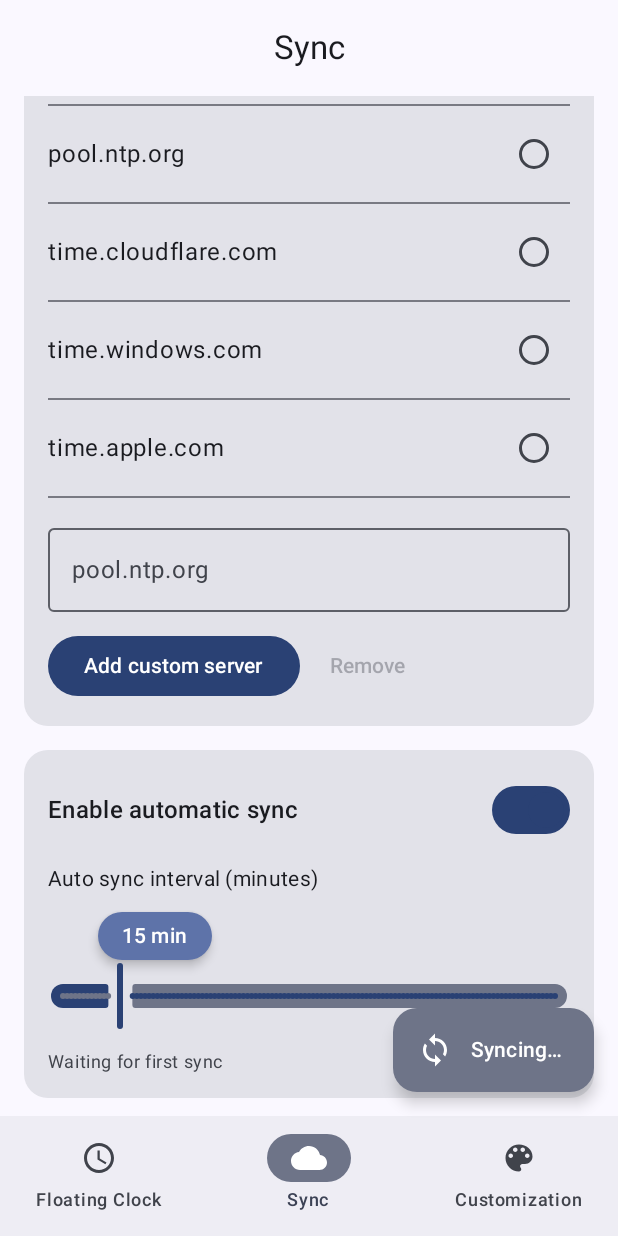
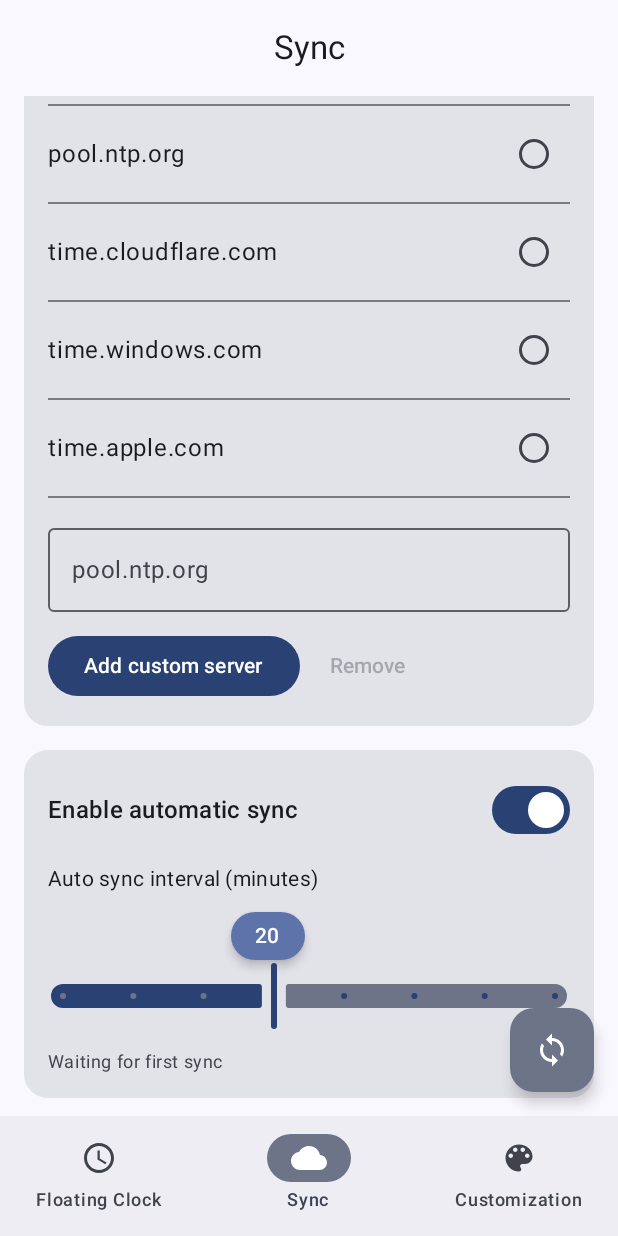
Before and after one commit to BayuBatam2008/floating-clock-timing, an Android app built with Jetpack Compose: the screen it shows after launch (MainActivity), item 2 of the bottom bar chosen, scrolled down 122 dp, on a phone screen of 412 x 824 dp. Run offline under Robolectric (Android 15) with nearby library versions, the phone set to English and light mode, and no system bars; libraries missing offline, so code that uses them is left out: org.apache.commons; 2 statements that could not run were skipped.

Commit message:
Refactor FloatingClockService and FloatingClockApp for improved dependency management and UI performance

```diff
--- a/app/src/main/java/com/floatingclock/timing/ui/FloatingClockApp.kt
+++ b/app/src/main/java/com/floatingclock/timing/ui/FloatingClockApp.kt
@@ -11,6 +11,8 @@ import androidx.compose.animation.togetherWith
 import androidx.compose.foundation.BorderStroke
 import androidx.compose.foundation.background
 import androidx.compose.foundation.clickable
+import androidx.compose.foundation.Canvas
+import androidx.compose.foundation.gestures.detectDragGestures
 import androidx.compose.foundation.layout.Arrangement
 import androidx.compose.foundation.layout.Box
 import androidx.compose.foundation.layout.BoxWithConstraints
@@ -22,6 +24,7 @@ import androidx.compose.foundation.layout.height
 import androidx.compose.foundation.layout.offset
 import androidx.compose.foundation.layout.padding
 import androidx.compose.foundation.layout.size
+import androidx.compose.foundation.lazy.LazyListState
 import androidx.compose.foundation.rememberScrollState
 import androidx.compose.foundation.shape.CircleShape
 import androidx.compose.foundation.shape.RoundedCornerShape
@@ -62,6 +65,7 @@ import androidx.compose.material3.surfaceColorAtElevation
 import androidx.compose.runtime.Composable
 import androidx.compose.runtime.LaunchedEffect
 import androidx.compose.runtime.getValue
+import androidx.compose.runtime.key
 import androidx.compose.runtime.mutableFloatStateOf
 import androidx.compose.runtime.mutableLongStateOf
 import androidx.compose.runtime.mutableStateOf
@@ -70,8 +74,12 @@ import androidx.compose.runtime.saveable.rememberSaveable
 import androidx.compose.runtime.setValue
 import androidx.compose.ui.Alignment
 import androidx.compose.ui.Modifier
+import androidx.compose.ui.draw.clip
+import androidx.compose.ui.geometry.Offset
+import androidx.compose.ui.graphics.Brush
 import androidx.compose.ui.graphics.Color
 import androidx.compose.ui.graphics.vector.ImageVector
+import androidx.compose.ui.input.pointer.pointerInput
 import androidx.compose.ui.platform.LocalDensity
 import androidx.compose.ui.res.stringResource
 import androidx.compose.ui.text.font.FontWeight
@@ -108,6 +116,20 @@ fun FloatingClockApp(
 
     var selectedTab by rememberSaveable { mutableStateOf(MainTab.Clock) }
     val overlayActive = overlayState.isVisible || viewModel.isOverlayActive()
+
+    // Track scroll states for FAB visibility
+    val clockScrollState = rememberScrollState()
+    val syncScrollState = rememberScrollState()
+    val styleScrollState = rememberScrollState()
+
+    val currentScrollState = when (selectedTab) {
+        MainTab.Clock -> clockScrollState
+        MainTab.Sync -> syncScrollState
+        MainTab.Style -> styleScrollState
+    }
+
+    // FAB visibility based on scroll
+    val fabExpanded = currentScrollState.value <= 100
 
     Scaffold(
         topBar = {
@@ -151,11 +173,13 @@ fun FloatingClockApp(
                             viewModel.showOverlay()
                             onEnterPip()
                         },
-                        onStopOverlay = viewModel::hideOverlay
+                        onStopOverlay = viewModel::hideOverlay,
+                        expanded = fabExpanded
                     )
                     MainTab.Sync -> SyncFab(
                         isSyncing = timeState.isSyncing,
-                        onSync = viewModel::syncNow
+                        onSync = viewModel::syncNow,
+                        expanded = fabExpanded
                     )
                     MainTab.Style -> {}
                 }
@@ -173,7 +197,7 @@ fun FloatingClockApp(
                 MainTab.Clock -> ClockTab(
                     modifier = Modifier
                         .fillMaxSize()
-                        .verticalScroll(rememberScrollState())
+                        .verticalScroll(clockScrollState)
                         .padding(horizontal = 16.dp, vertical = 12.dp),
                     timeState = timeState,
                     overlayState = overlayState,
@@ -185,7 +209,7 @@ fun FloatingClockApp(
                 MainTab.Sync -> SyncTab(
                     modifier = Modifier
                         .fillMaxSize()
-                        .verticalScroll(rememberScrollState())
+                        .verticalScroll(syncScrollState)
                         .padding(horizontal = 16.dp, vertical = 12.dp),
                     viewModel = viewModel,
                     timeState = timeState,
@@ -194,7 +218,7 @@ fun FloatingClockApp(
                 MainTab.Style -> CustomizationTab(
                     modifier = Modifier
                         .fillMaxSize()
-                        .verticalScroll(rememberScrollState())
+                        .verticalScroll(styleScrollState)
                         .padding(horizontal = 16.dp, vertical = 12.dp),
                     viewModel = viewModel,
                     overlayState = overlayState,
@@ -217,7 +241,8 @@ private fun ClockFab(
     hasOverlayPermission: Boolean,
     onRequestOverlayPermission: () -> Unit,
     onStartOverlay: () -> Unit,
-    onStopOverlay: () -> Unit
+    onStopOverlay: () -> Unit,
+    expanded: Boolean = true
 ) {
     val containerColor = if (overlayActive) {
         MaterialTheme.colorScheme.errorContainer
@@ -253,14 +278,16 @@ private fun ClockFab(
             )
         },
         containerColor = containerColor,
-        contentColor = contentColor
+        contentColor = contentColor,
+        expanded = expanded
     )
 }
 
 @Composable
 private fun SyncFab(
     isSyncing: Boolean,
-    onSync: () -> Unit
+    onSync: () -> Unit,
+    expanded: Boolean = true
 ) {
     ExtendedFloatingActionButton(
         text = {
@@ -277,7 +304,7 @@ private fun SyncFab(
         onClick = { if (!isSyncing) onSync() },
         containerColor = MaterialTheme.colorScheme.secondaryContainer,
         contentColor = MaterialTheme.colorScheme.onSecondaryContainer,
-        expanded = true
+        expanded = expanded
     )
 }
 
@@ -295,11 +322,13 @@ private fun ClockTab(
     var currentMillis by remember(timeState.baseNetworkTimeMillis, timeState.baseElapsedRealtimeMillis) {
         mutableLongStateOf(timeState.baseNetworkTimeMillis)
     }
+
+    // Optimized time update with less frequent updates
     LaunchedEffect(timeState.baseNetworkTimeMillis, timeState.baseElapsedRealtimeMillis) {
         while (true) {
             currentMillis = timeState.baseNetworkTimeMillis +
                 (SystemClock.elapsedRealtime() - timeState.baseElapsedRealtimeMillis)
-            delay(16L)
+            delay(10L) // Reduced from 16L for smoother updates
         }
     }
     val currentInstant = Instant.ofEpochMilli(currentMillis)
@@ -327,7 +356,12 @@ private fun SyncedTimeCard(
     timeState: TimeSyncState
 ) {
     val formatter = remember { DateTimeFormatter.ofPattern("EEE, dd MMM yyyy HH:mm:ss.SSS") }
-    val formattedTime = remember(currentInstant) { formatter.format(currentInstant.atZone(ZoneId.systemDefault())) }
+
+    // Optimize formatting to prevent excessive recomposition
+    val formattedTime = remember(currentInstant.epochSecond, currentInstant.toEpochMilli() / 10) {
+        formatter.format(currentInstant.atZone(ZoneId.systemDefault()))
+    }
+
     Card(
         modifier = Modifier.fillMaxWidth(),
         shape = MaterialTheme.shapes.large,
@@ -339,16 +373,11 @@ private fun SyncedTimeCard(
                 style = MaterialTheme.typography.labelLarge,
                 color = MaterialTheme.colorScheme.onSurfaceVariant
             )
-            AnimatedContent(
-                targetState = formattedTime,
-                transitionSpec = { fadeIn(tween(180)) togetherWith fadeOut(tween(180)) },
-                label = "syncedTime"
-            ) { timeText ->
+            // Remove AnimatedContent to reduce flickering
             Text(
-                    text = timeText,
+                text = formattedTime,
                 style = MaterialTheme.typography.headlineSmall.copy(fontWeight = FontWeight.Medium)
             )
-            }
             AnimatedContent(
                 targetState = Pair(timeState.offsetMillis, timeState.roundTripMillis),
                 transitionSpec = { fadeIn(tween(200)) togetherWith fadeOut(tween(200)) },
@@ -419,8 +448,9 @@ private fun EventSchedulerCard(
                 )
             }
 
+            // Optimized chip row
             Row(horizontalArrangement = Arrangement.spacedBy(8.dp)) {
-                listOf(5L, 10L, 30L, 60L).forEach { secondsToAdd ->
+                remember { listOf(5L, 10L, 30L, 60L) }.forEach { secondsToAdd ->
                     AssistChip(
                         onClick = {
                             digits = durationToDigits(
@@ -432,17 +462,22 @@ private fun EventSchedulerCard(
                 }
             }
 
-            val keypadRows = listOf(
+            // Optimized keypad with remember for static data
+            val keypadRows = remember {
+                listOf(
                     listOf("1", "2", "3"),
                     listOf("4", "5", "6"),
                     listOf("7", "8", "9"),
                     listOf("00", "0", "<")
                 )
+            }
 
             Column(verticalArrangement = Arrangement.spacedBy(8.dp)) {
-                keypadRows.forEach { row ->
+                keypadRows.forEachIndexed { rowIndex, row ->
+                    key(rowIndex) {
                         Row(horizontalArrangement = Arrangement.spacedBy(8.dp), modifier = Modifier.fillMaxWidth()) {
-                        row.forEach { key ->
+                            row.forEachIndexed { keyIndex, key ->
+                                key("$rowIndex-$keyIndex") {
                                     KeypadButton(
                                         modifier = Modifier.weight(1f),
                                         label = key,
@@ -453,6 +488,8 @@ private fun EventSchedulerCard(
                                             }
                                         }
                                     )
+                                }
+                            }
                         }
                     }
                 }
@@ -686,8 +723,7 @@ private fun SyncTab(
                     }
                     Switch(
                         checked = userPreferences.autoSyncEnabled,
-                        onCheckedChange = viewModel::setAutoSync,
-                        colors = SwitchDefaults.colors(checkedThumbColor = MaterialTheme.colorScheme.primary)
+                        onCheckedChange = viewModel::setAutoSync
                     )
                 }
                 AnimatedVisibility(visible = userPreferences.autoSyncEnabled, enter = fadeIn(), exit = fadeOut()) {
@@ -696,15 +732,12 @@ private fun SyncTab(
                             text = stringResource(id = R.string.auto_sync_interval),
                             style = MaterialTheme.typography.bodyMedium
                         )
-                        ValueIndicatorSlider(
-                            value = sliderValue,
-                            onValueChange = { sliderValue = it },
-                            valueRange = 1f..120f,
-                            steps = 119,
+                        AutoSyncIntervalSlider(
+                            value = sliderValue.roundToInt(),
+                            onValueChange = { sliderValue = it.toFloat() },
                             onValueChangeFinished = {
                                 viewModel.setSyncIntervalMinutes(sliderValue.roundToInt())
-                            },
-                            label = { value -> "${value.roundToInt()} min" }
+                            }
                         )
                     }
                 }
@@ -742,6 +775,15 @@ private fun CustomizationTab(
     overlayState: FloatingOverlayUiState,
     style: FloatingClockStyle
 ) {
+    // Add smooth time updates for preview
+    var currentMillis by remember { mutableLongStateOf(System.currentTimeMillis()) }
+    LaunchedEffect(Unit) {
+        while (true) {
+            currentMillis = System.currentTimeMillis()
+            delay(10L) // Same smooth update as main clock
+        }
+    }
+
     Column(modifier = modifier, verticalArrangement = Arrangement.spacedBy(20.dp)) {
         Card(shape = MaterialTheme.shapes.large) {
             Column(modifier = Modifier.padding(16.dp), verticalArrangement = Arrangement.spacedBy(16.dp)) {
@@ -792,30 +834,12 @@ private fun CustomizationTab(
                 AnimatedVisibility(visible = !style.useDynamicColor, enter = fadeIn(), exit = fadeOut()) {
                     Column(verticalArrangement = Arrangement.spacedBy(12.dp)) {
                         Text(text = stringResource(id = R.string.accent_color), style = MaterialTheme.typography.titleSmall)
-                        Row(horizontalArrangement = Arrangement.spacedBy(12.dp)) {
-                            val palette = listOf(0xFF3DDC84, 0xFF3A7BD5, 0xFFFF7043, 0xFF7E57C2, 0xFFFFC107)
-                            palette.forEach { colorLong ->
-                                val selected = style.accentColor == colorLong
-                                Card(
-                                    modifier = Modifier
-                                        .size(48.dp)
-                                        .clickable { viewModel.updateStyle { it.copy(accentColor = colorLong) } },
-                                    shape = CircleShape,
-                                    colors = CardDefaults.cardColors(containerColor = Color(colorLong))
-                                ) {
-                                    if (selected) {
-                                        Icon(
-                                            imageVector = Icons.Default.Check,
-                                            contentDescription = null,
-                                            tint = Color.White,
-                                            modifier = Modifier
-                                                .padding(12.dp)
-                                                .fillMaxSize()
+                        HuePicker(
+                            selectedColor = style.accentColor ?: 0xFF3DDC84,
+                            onColorSelected = { colorLong ->
+                                viewModel.updateStyle { it.copy(accentColor = colorLong) }
+                            }
                         )
-                                    }
-                                }
-                            }
-                        }
                     }
                 }
             }
@@ -823,9 +847,133 @@ private fun CustomizationTab(
 
         Text(text = stringResource(id = R.string.live_preview), style = MaterialTheme.typography.titleMedium)
         FloatingOverlaySurface(
-            state = overlayState.copy(style = style, isVisible = true),
+            state = overlayState.copy(
+                style = style,
+                isVisible = true,
+                currentTimeMillis = currentMillis // Pass smooth time updates
+            ),
             onClose = {},
             onDrag = { _, _ -> }
+        )
+    }
+}
+
+@Composable
+private fun HuePicker(
+    selectedColor: Long,
+    onColorSelected: (Long) -> Unit
+) {
+    val density = LocalDensity.current
+    var currentHue by remember {
+        val color = Color(selectedColor)
+        val hsv = FloatArray(3)
+        android.graphics.Color.colorToHSV(color.value.toInt(), hsv)
+        mutableFloatStateOf(hsv[0])
+    }
+
+    Column(verticalArrangement = Arrangement.spacedBy(8.dp)) {
+        // Hue bar
+        Canvas(
+            modifier = Modifier
+                .fillMaxWidth()
+                .height(40.dp)
+                .clip(RoundedCornerShape(20.dp))
+                .pointerInput(Unit) {
+                    detectDragGestures { change, _ ->
+                        val x = change.position.x.coerceIn(0f, size.width.toFloat())
+                        val hue = (x / size.width) * 360f
+                        currentHue = hue
+                        val hsvColor = android.graphics.Color.HSVToColor(floatArrayOf(hue, 1f, 1f))
+                        onColorSelected(hsvColor.toULong().toLong())
+                    }
+                }
+        ) {
+            val gradient = Brush.horizontalGradient(
+                colors = listOf(
+                    Color.Red,
+                    Color.Yellow,
+                    Color.Green,
+                    Color.Cyan,
+                    Color.Blue,
+                    Color.Magenta,
+                    Color.Red
+                )
+            )
+            drawRect(gradient)
+
+            // Thumb indicator
+            val thumbX = (currentHue / 360f) * size.width
+            drawCircle(
+                color = Color.White,
+                radius = with(density) { 8.dp.toPx() },
+                center = Offset(thumbX, size.height / 2),
+            )
+            drawCircle(
+                color = Color.Black,
+                radius = with(density) { 6.dp.toPx() },
+                center = Offset(thumbX, size.height / 2),
+            )
+        }
+
+        // Selected color preview
+        Card(
+            modifier = Modifier
+                .fillMaxWidth()
+                .height(32.dp),
+            shape = RoundedCornerShape(16.dp),
+            colors = CardDefaults.cardColors(containerColor = Color(selectedColor))
+        ) {}
+    }
+}
+
+@Composable
+private fun AutoSyncIntervalSlider(
+    value: Int,
+    onValueChange: (Int) -> Unit,
+    onValueChangeFinished: (() -> Unit)? = null
+) {
+    val steps = listOf(2, 5, 10, 20, 30, 40, 50, 60)
+    val currentIndex = steps.indexOfFirst { it >= value }.let { if (it == -1) steps.size - 1 else it }
+
+    BoxWithConstraints(
+        modifier = Modifier
+            .fillMaxWidth()
+            .height(80.dp)
+    ) {
+        val density = LocalDensity.current
+        val indicatorWidth = 64.dp
+        val indicatorWidthPx = with(density) { indicatorWidth.toPx() }
+        val fraction = currentIndex.toFloat() / (steps.size - 1).coerceAtLeast(1)
+        val offsetPx = ((constraints.maxWidth - indicatorWidthPx).coerceAtLeast(0f) * fraction).roundToInt()
+
+        Card(
+            shape = RoundedCornerShape(16.dp),
+            colors = CardDefaults.cardColors(containerColor = MaterialTheme.colorScheme.primaryContainer),
+            elevation = CardDefaults.cardElevation(defaultElevation = 4.dp),
+            modifier = Modifier
+                .align(Alignment.TopStart)
+                .offset { IntOffset(offsetPx, 0) }
+        ) {
+            Text(
+                text = "${steps[currentIndex]}",
+                modifier = Modifier.padding(horizontal = 16.dp, vertical = 6.dp),
+                style = MaterialTheme.typography.labelLarge,
+                color = MaterialTheme.colorScheme.onPrimaryContainer
+            )
+        }
+
+        Slider(
+            value = currentIndex.toFloat(),
+            onValueChange = { newIndex ->
+                val index = newIndex.roundToInt().coerceIn(0, steps.size - 1)
+                onValueChange(steps[index])
+            },
+            valueRange = 0f..(steps.size - 1).toFloat(),
+            steps = steps.size - 2,
+            modifier = Modifier
+                .align(Alignment.BottomCenter)
+                .fillMaxWidth(),
+            onValueChangeFinished = { onValueChangeFinished?.invoke() }
         )
     }
 }
@@ -843,8 +991,7 @@ private fun SettingSwitchRow(
         Text(text = title, modifier = Modifier.weight(1f), style = MaterialTheme.typography.bodyLarge)
         Switch(
             checked = checked,
-            onCheckedChange = onCheckedChange,
-            colors = SwitchDefaults.colors(checkedThumbColor = MaterialTheme.colorScheme.primary)
+            onCheckedChange = onCheckedChange
         )
     }
 }
@@ -874,26 +1021,25 @@ private fun ValueIndicatorSlider(
         }
         val offsetPx = ((constraints.maxWidth - indicatorWidthPx).coerceAtLeast(0f) * fraction).roundToInt()
 
-        AnimatedVisibility(
-            visible = enabled && label(value).isNotEmpty(),
-            enter = fadeIn(tween(200)),
-            exit = fadeOut(tween(200)),
+        // Show the value indicator
+        Card(
+            shape = RoundedCornerShape(16.dp),
+            colors = CardDefaults.cardColors(containerColor = MaterialTheme.colorScheme.primaryContainer),
+            elevation = CardDefaults.cardElevation(defaultElevation = 4.dp),
             modifier = Modifier
                 .align(Alignment.TopStart)
                 .offset { IntOffset(offsetPx, 0) }
         ) {
-            Card(
-                shape = RoundedCornerShape(16.dp),
-                colors = CardDefaults.cardColors(containerColor = MaterialTheme.colorScheme.primaryContainer),
-                elevation = CardDefaults.cardElevation(defaultElevation = 4.dp)
-            ) {
             Text(
-                    text = label(value),
+                text = when {
+                    label(value).isNotEmpty() -> label(value)
+                    value >= 1f -> String.format("%.1f", value)
+                    else -> String.format("%.2f", value)
+                },
                 modifier = Modifier.padding(horizontal = 16.dp, vertical = 6.dp),
                 style = MaterialTheme.typography.labelLarge,
                 color = MaterialTheme.colorScheme.onPrimaryContainer
             )
-            }
         }
 
         Slider(
```
Also changed, not shown: app/src/main/java/com/floatingclock/timing/overlay/FloatingClockService.kt (+19 -31 lines), 1 other file. Lines whose indentation alone changed are shown as unchanged.
